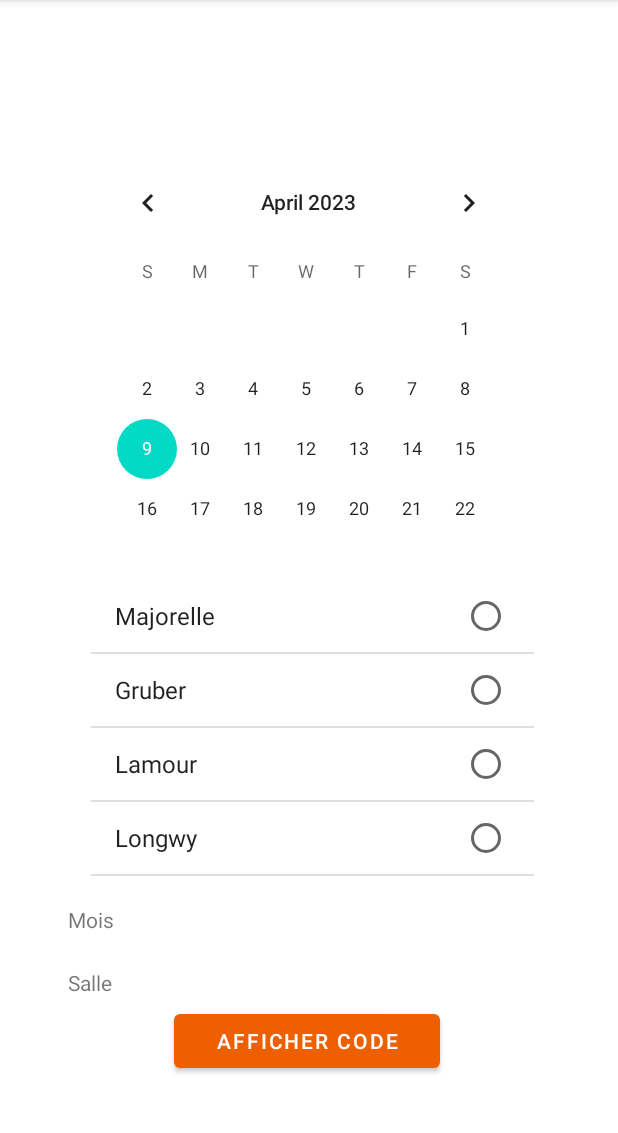
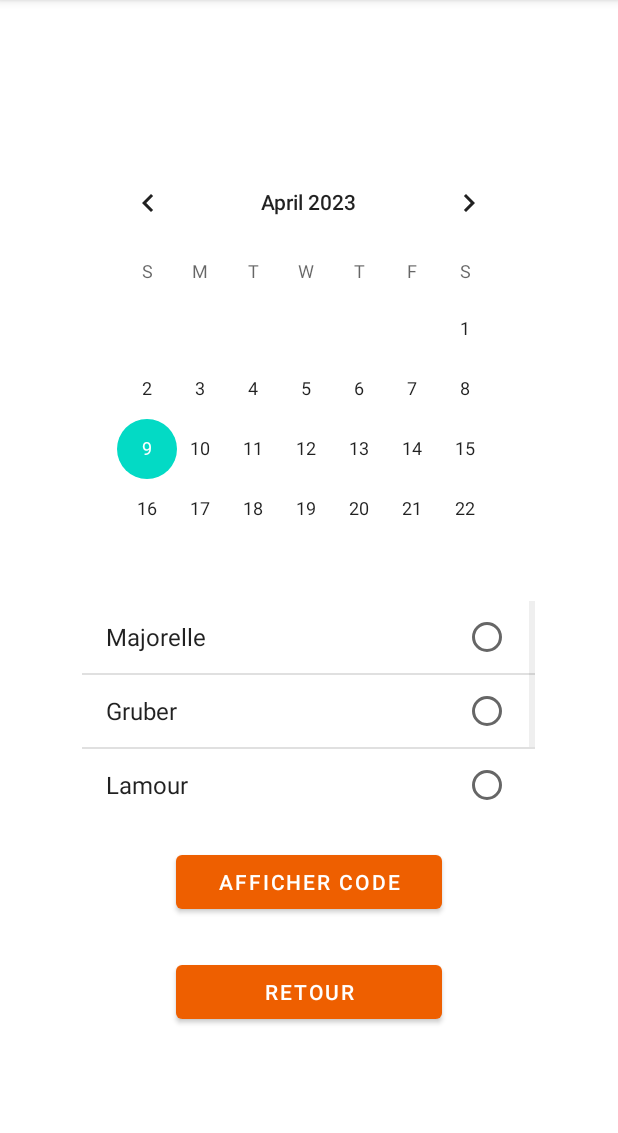
Before and after one commit to JacksonMelloGang/valres-app, an Android app: the ChoixDateSalle screen opened directly, with no data from a screen before it, on a phone screen of 412 x 824 dp, the part 84-1217 px from its top. Run offline under Robolectric (Android 15) with nearby library versions, the phone set to English and light mode, and no system bars.

Commit message:
rename btQuitter -> btDeco and btDeco used to deconnect the person who is connected. Generation of random code for the wifi.

```diff
--- a/app/src/main/java/fr/valres/app/AccueilActivity.java
+++ b/app/src/main/java/fr/valres/app/AccueilActivity.java
@@ -17,7 +17,7 @@ public class AccueilActivity extends AppCompatActivity {
         Button btnSalle = (Button) findViewById(R.id.btSalle);
         Button btnWifi = (Button) findViewById(R.id.btWifi);
         Button btnParam = (Button) findViewById(R.id.btParam);
-        Button btnQuitter = (Button) findViewById(R.id.btQuitter);
+        Button btnDeco = (Button) findViewById(R.id.btDeco);
 
         btnSalle.setOnClickListener(new View.OnClickListener() {
             @Override
@@ -34,10 +34,10 @@ public class AccueilActivity extends AppCompatActivity {
                 startActivity(intent);
             }
         });
-        btnQuitter.setOnClickListener(new View.OnClickListener() {
+        btnDeco.setOnClickListener(new View.OnClickListener() {
             @Override
             public void onClick(View view) {
-                System.exit(0);
+                finish();
             }
         });
     }
--- a/app/src/main/java/fr/valres/app/AfficherDigicodeActivity.java
+++ b/app/src/main/java/fr/valres/app/AfficherDigicodeActivity.java
@@ -20,8 +20,6 @@ public class AfficherDigicodeActivity extends AppCompatActivity {
         btRetour.setOnClickListener(new View.OnClickListener() {
             @Override
             public void onClick(View view) {
-                /*Intent intent = new Intent(AfficherDigicodeActivity.this, ChoixDateSalle.class);
-                startActivity(intent);*/
                 finish();
             }
         });
--- a/app/src/main/java/fr/valres/app/ChoixDateSalle.java
+++ b/app/src/main/java/fr/valres/app/ChoixDateSalle.java
@@ -29,9 +29,6 @@ public class ChoixDateSalle extends AppCompatActivity {
         CalendarView calendarView = (CalendarView) findViewById(R.id.calendarView);
         ListView lvSalle = (ListView) findViewById(R.id.listSalles);
 
-        TextView txMois = (TextView) findViewById(R.id.txMois);
-        TextView txSalle = (TextView) findViewById(R.id.txSalle);
-
         Button button = (Button) findViewById(R.id.button);
 
         // add items in lvSalles
@@ -49,8 +46,6 @@ public class ChoixDateSalle extends AppCompatActivity {
                 numSalle = position+1;
                 lvSalle.setItemChecked(position, true);
 
-                txSalle.setText(String.format("Salle n°%s : %s", numSalle, salle));
-
             }
         });
 
@@ -58,10 +53,19 @@ public class ChoixDateSalle extends AppCompatActivity {
             @Override
             public void onSelectedDayChange(CalendarView view, int year, int month, int dayOfMonth) {
                 String date = dayOfMonth + "/" + month + "/" + year;
-                txMois.setText(date);
             }
         });
 
+        Button btRetour = (Button) findViewById(R.id.btRetour);
+
+        btRetour.setOnClickListener(new View.OnClickListener() {
+            @Override
+            public void onClick(View view) {
+                /*Intent intent = new Intent(AfficherDigicodeActivity.this, ChoixDateSalle.class);
+                startActivity(intent);*/
+                finish();
+            }
+        });
         button.setOnClickListener(new View.OnClickListener() {
             @Override
             public void onClick(View v) {
--- a/app/src/main/res/layout/activity_accueil.xml
+++ b/app/src/main/res/layout/activity_accueil.xml
@@ -7,13 +7,13 @@
     tools:context=".AccueilActivity">
 
     <Button
-        android:id="@+id/btQuitter"
+        android:id="@+id/btDeco"
         android:layout_width="202dp"
         android:layout_height="58dp"
         android:layout_marginStart="104dp"
         android:layout_marginEnd="105dp"
         android:layout_marginBottom="84dp"
-        android:text="@string/btQuitter"
+        android:text="@string/btDeco"
         app:layout_constraintBottom_toBottomOf="parent"
         app:layout_constraintEnd_toEndOf="parent"
         app:layout_constraintHorizontal_bias="0.0"
@@ -27,7 +27,7 @@
         android:layout_marginEnd="112dp"
         android:layout_marginBottom="89dp"
         android:text="@string/btParam"
-        app:layout_constraintBottom_toTopOf="@+id/btQuitter"
+        app:layout_constraintBottom_toTopOf="@+id/btDeco"
         app:layout_constraintEnd_toEndOf="parent"
         app:layout_constraintHorizontal_bias="0.533"
         app:layout_constraintStart_toStartOf="parent" />
--- a/app/src/main/res/layout/activity_choix_date_salle.xml
+++ b/app/src/main/res/layout/activity_choix_date_salle.xml
@@ -6,99 +6,50 @@
     android:layout_height="match_parent"
     tools:context=".ChoixDateSalle">
 
+    <Button
+        android:id="@+id/btRetour"
+        android:layout_width="177dp"
+        android:layout_height="48dp"
+        android:layout_marginStart="117dp"
+        android:layout_marginTop="25dp"
+        android:layout_marginEnd="117dp"
+        android:text="@string/retour"
+        app:layout_constraintEnd_toEndOf="parent"
+        app:layout_constraintStart_toStartOf="parent"
+        app:layout_constraintTop_toBottomOf="@+id/button" />
+
     <CalendarView
         android:id="@+id/calendarView"
         android:layout_width="290dp"
         android:layout_height="265dp"
-        android:layout_marginStart="31dp"
+        android:layout_marginStart="60dp"
         android:layout_marginTop="101dp"
-        android:layout_marginEnd="32dp"
-        android:layout_marginBottom="407dp"
-        app:layout_constraintBottom_toBottomOf="parent"
+        android:layout_marginEnd="61dp"
         app:layout_constraintEnd_toEndOf="parent"
         app:layout_constraintStart_toStartOf="parent"
-        app:layout_constraintTop_toTopOf="parent"
-        app:layout_constraintVertical_bias="0.0" />
+        app:layout_constraintTop_toTopOf="parent" />
 
     <Button
         android:id="@+id/button"
         android:layout_width="177dp"
         android:layout_height="48dp"
-        android:layout_marginStart="116dp"
-        android:layout_marginTop="48dp"
-        android:layout_marginEnd="118dp"
+        android:layout_marginStart="117dp"
+        android:layout_marginTop="25dp"
+        android:layout_marginEnd="117dp"
         android:text="Afficher Code"
-        app:layout_constraintBottom_toBottomOf="parent"
         app:layout_constraintEnd_toEndOf="parent"
-        app:layout_constraintHorizontal_bias="0.0"
         app:layout_constraintStart_toStartOf="parent"
-        app:layout_constraintTop_toBottomOf="@+id/calendarView"
-        app:layout_constraintVertical_bias="0.837" />
+        app:layout_constraintTop_toBottomOf="@+id/listSalles" />
 
     <ListView
         android:id="@+id/listSalles"
-        android:layout_width="295dp"
-        android:layout_height="231dp"
-        android:layout_marginStart="32dp"
-        android:layout_marginTop="20dp"
-        android:layout_marginEnd="34dp"
-        android:layout_marginBottom="33dp"
-        app:layout_constraintBottom_toTopOf="@+id/button"
-        app:layout_constraintEnd_toEndOf="parent"
-        app:layout_constraintHorizontal_bias="0.56"
-        app:layout_constraintStart_toStartOf="parent"
-        app:layout_constraintTop_toBottomOf="@+id/calendarView"
-        app:layout_constraintVertical_bias="0.011" />
-
-    <LinearLayout
-        android:layout_width="321dp"
-        android:layout_height="86dp"
-        android:layout_marginStart="45dp"
-        android:layout_marginTop="18dp"
-        android:layout_marginEnd="45dp"
-        android:layout_marginBottom="13dp"
-        android:orientation="vertical"
-        app:layout_constraintBottom_toTopOf="@+id/button"
+        android:layout_width="302dp"
+        android:layout_height="138dp"
+        android:layout_marginStart="54dp"
+        android:layout_marginTop="34dp"
+        android:layout_marginEnd="55dp"
         app:layout_constraintEnd_toEndOf="parent"
         app:layout_constraintStart_toStartOf="parent"
-        app:layout_constraintTop_toBottomOf="@+id/listSalles">
+        app:layout_constraintTop_toBottomOf="@+id/calendarView" />
 
-        <LinearLayout
-            android:layout_width="match_parent"
-            android:layout_height="42dp"
-            android:orientation="horizontal">
-
-            <TextView
-                android:id="@+id/txtMois"
-                android:layout_width="128dp"
-                android:layout_height="wrap_content"
-                android:layout_weight="1"
-                android:text="Mois" />
-
-            <TextView
-                android:id="@+id/txMois"
-                android:layout_width="124dp"
-                android:layout_height="wrap_content"
-                android:layout_weight="1" />
-        </LinearLayout>
-
-        <LinearLayout
-            android:layout_width="match_parent"
-            android:layout_height="42dp"
-            android:orientation="horizontal">
-
-            <TextView
-                android:id="@+id/txtSalle"
-                android:layout_width="5dp"
-                android:layout_height="wrap_content"
-                android:layout_weight="1"
-                android:text="Salle" />
-
-            <TextView
-                android:id="@+id/txSalle"
-                android:layout_width="wrap_content"
-                android:layout_height="wrap_content"
-                android:layout_weight="1" />
-        </LinearLayout>
-    </LinearLayout>
 </androidx.constraintlayout.widget.ConstraintLayout>
--- a/app/src/main/res/values/strings.xml
+++ b/app/src/main/res/values/strings.xml
@@ -1,7 +1,7 @@
 <resources>
     <string name="app_name">DigitalCode - M2L</string>
     <string name="tvloginlabel">Mail</string>
-    <string name="digicodelabel">Voici votre digicode</string>
+    <string name="digicodelabel">Voici votre digicode :</string>
     <string name="tvmdp">Mot de passe</string>
     <string name="btConnect">Se connecter</string>
     <string name="loginbutton">Button</string>
@@ -9,5 +9,6 @@
     <string name="btSalle">Salle</string>
     <string name="btWifi">Wifi</string>
     <string name="btParam">Paramètre</string>
-    <string name="btQuitter">Quitter</string>
+    <string name="btDeco">Déconnexion</string>
+    <string name="tvWifi">Voici le code wifi :</string>
 </resources>
```
Also changed, not shown: app/src/main/java/fr/valres/app/WifiActivity.java (+21 -0 lines), app/src/main/res/layout/activity_afficher_digicode.xml (+8 -12 lines), app/src/main/res/layout/activity_wifi.xml (+26 -14 lines).
